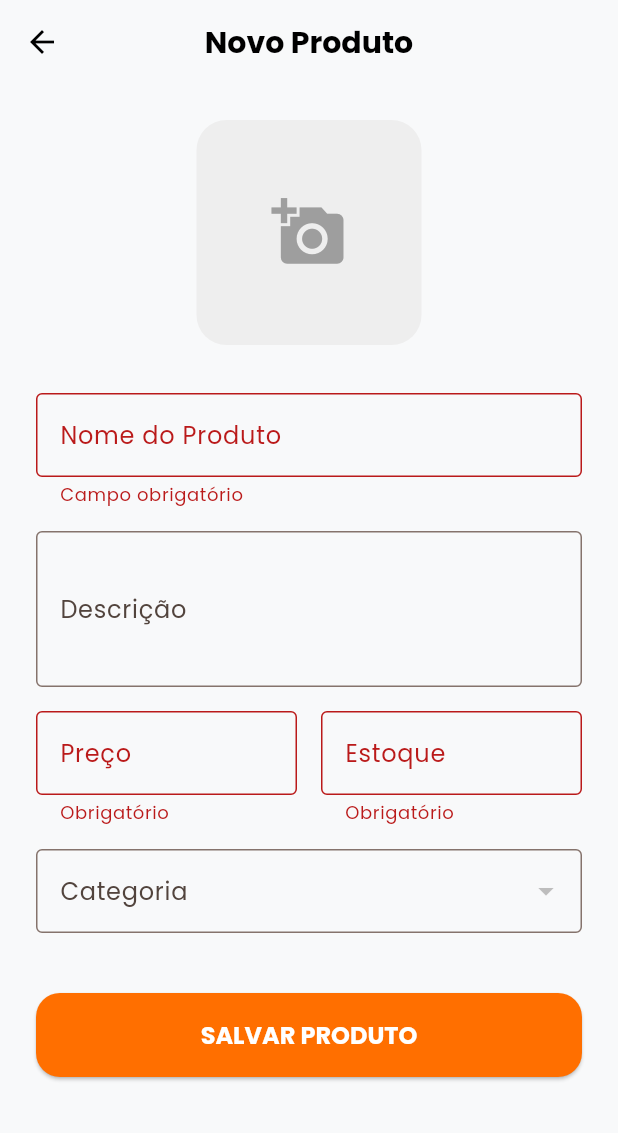
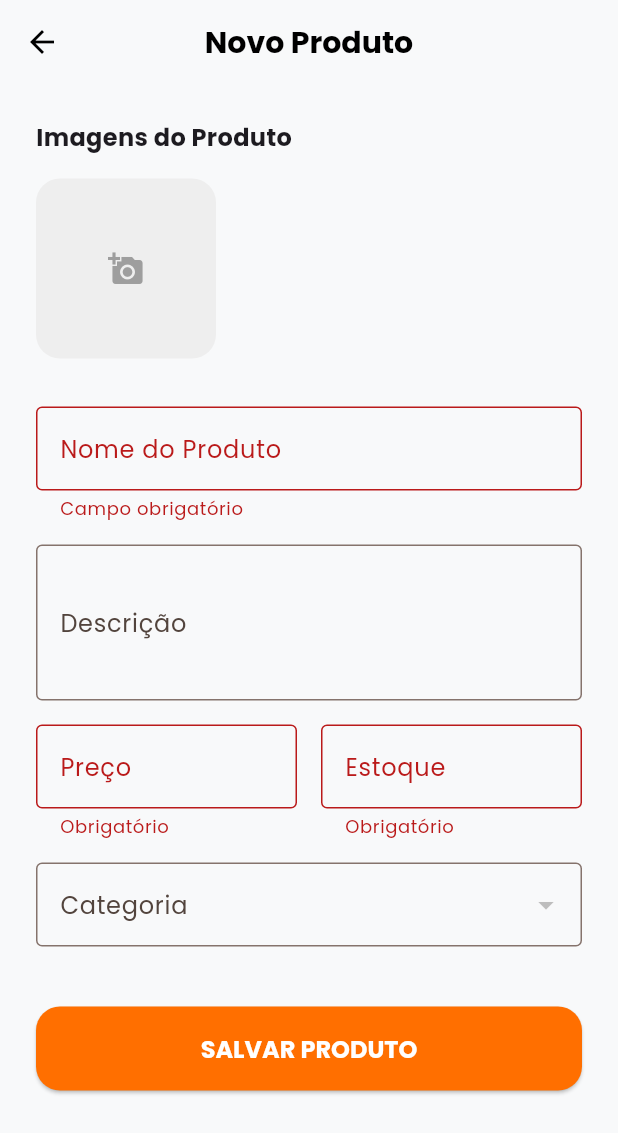
Before and after one commit to deivid22srk/CompraF-cil, a Flutter app: the ProductFormScreen screen opened directly, after a tap on "SALVAR PRODUTO", on a phone screen of 412 x 824 dp. Shown: the top 1133 px of the screen. Run offline on Flutter 3.47's test engine with Material 3 defaults, Android fonts, the phone set to English and light mode, and no system bars; our stand-ins replace cached_network_image, dio, flutter_map, flutter_riverpod, geolocator, google_fonts and 5 more; accounts and stored records are empty; network calls fail.

Commit message:
feat: admin mode persistence, multiple images, maps, and offline support
- Added persistence for Admin Mode using SharedPreferences.
- Enhanced ProductFormScreen to handle multiple product images (multi-pick and upload).
- Added customer WhatsApp info and direct link to OrderDetailsScreen and OrdersScreen.
- Implemented DeliveryMapScreen with flutter_map, satellite layers, and real-time location.
- Added map tile caching (CachedTileProvider) and order data caching for offline access.
- Added dependencies: flutter_map, latlong2, dio, and path_provider.
- Fixed various lints and improved UI consistency.

Co-authored-by: deivid22srk <222269677+deivid22srk@users.noreply.github.com>

```diff
--- a/comprafacil_flutter/lib/screens/admin/admin_home_screen.dart
+++ b/comprafacil_flutter/lib/screens/admin/admin_home_screen.dart
@@ -31,7 +31,7 @@ class _AdminHomeScreenState extends ConsumerState<AdminHomeScreen> {
         actions: [
           IconButton(
             icon: const Icon(Icons.exit_to_app),
-            onPressed: () => ref.read(isAdminModeProvider.notifier).state = false,
+            onPressed: () => ref.read(isAdminModeProvider.notifier).toggle(false),
             tooltip: 'Sair do Modo ADM',
           ),
         ],
--- a/comprafacil_flutter/lib/screens/admin/admin_settings_screen.dart
+++ b/comprafacil_flutter/lib/screens/admin/admin_settings_screen.dart
@@ -104,7 +104,7 @@ class _AdminSettingsScreenState extends ConsumerState<AdminSettingsScreen> {
               const SizedBox(height: 20),
               Center(
                 child: TextButton.icon(
-                  onPressed: () => ref.read(isAdminModeProvider.notifier).state = false,
+                  onPressed: () => ref.read(isAdminModeProvider.notifier).toggle(false),
                   icon: const Icon(Icons.exit_to_app),
                   label: const Text('Sair do Modo Admin'),
                 ),
--- a/comprafacil_flutter/lib/screens/admin/product_form_screen.dart
+++ b/comprafacil_flutter/lib/screens/admin/product_form_screen.dart
@@ -21,7 +21,8 @@ class _ProductFormScreenState extends ConsumerState<ProductFormScreen> {
   late TextEditingController _priceController;
   late TextEditingController _stockController;
   String? _selectedCategoryId;
-  File? _imageFile;
+  List<File> _newImageFiles = [];
+  List<String> _existingImageUrls = [];
   bool _isLoading = false;
 
   @override
@@ -32,13 +33,17 @@ class _ProductFormScreenState extends ConsumerState<ProductFormScreen> {
     _priceController = TextEditingController(text: widget.product?.price.toString());
     _stockController = TextEditingController(text: widget.product?.stockQuantity.toString());
     _selectedCategoryId = widget.product?.categoryId;
+
+    if (widget.product?.images != null) {
+      _existingImageUrls = widget.product!.images!.map((i) => i.imageUrl).toList();
+    }
   }
 
   Future<void> _pickImage() async {
     final picker = ImagePicker();
-    final pickedFile = await picker.pickImage(source: ImageSource.gallery);
-    if (pickedFile != null) {
-      setState(() => _imageFile = File(pickedFile.path));
+    final pickedFiles = await picker.pickMultiImage();
+    if (pickedFiles.isNotEmpty) {
+      setState(() => _newImageFiles.addAll(pickedFiles.map((p) => File(p.path))));
     }
   }
 
@@ -48,13 +53,18 @@ class _ProductFormScreenState extends ConsumerState<ProductFormScreen> {
     setState(() => _isLoading = true);
     try {
       final db = ref.read(databaseServiceProvider);
-      String? imageUrl = widget.product?.imageUrl;
 
-      if (_imageFile != null) {
-        final bytes = await _imageFile!.readAsBytes();
-        final fileName = '${DateTime.now().millisecondsSinceEpoch}.jpg';
-        imageUrl = await db.uploadProductImage(bytes, fileName);
+      // Upload new images
+      final uploadedUrls = <String>[];
+      for (var file in _newImageFiles) {
+        final bytes = await file.readAsBytes();
+        final fileName = '${DateTime.now().millisecondsSinceEpoch}_${_newImageFiles.indexOf(file)}.jpg';
+        final url = await db.uploadProductImage(bytes, fileName);
+        uploadedUrls.add(url);
       }
+
+      final allImageUrls = [..._existingImageUrls, ...uploadedUrls];
+      final mainImageUrl = allImageUrls.isNotEmpty ? allImageUrls.first : null;
 
       final productData = {
         if (widget.product?.id != null) 'id': widget.product!.id,
@@ -63,10 +73,10 @@ class _ProductFormScreenState extends ConsumerState<ProductFormScreen> {
         'price': double.parse(_priceController.text),
         'stock_quantity': int.parse(_stockController.text),
         'category_id': _selectedCategoryId,
-        'image_url': imageUrl,
+        'image_url': mainImageUrl,
       };
 
-      await db.saveProduct(productData);
+      await db.saveProduct(productData, additionalImages: allImageUrls);
       ref.refresh(productsProvider);
       if (mounted) Navigator.pop(context);
     } catch (e) {
@@ -76,6 +86,30 @@ class _ProductFormScreenState extends ConsumerState<ProductFormScreen> {
     } finally {
       setState(() => _isLoading = false);
     }
+  }
+
+  Widget _buildImageItem(Widget child, {required VoidCallback onDelete}) {
+    return Container(
+      width: 120,
+      margin: const EdgeInsets.only(right: 12),
+      child: Stack(
+        children: [
+          ClipRRect(borderRadius: BorderRadius.circular(16), child: SizedBox(width: 120, height: 120, child: child)),
+          Positioned(
+            top: 4,
+            right: 4,
+            child: GestureDetector(
+              onTap: onDelete,
+              child: CircleAvatar(
+                radius: 12,
+                backgroundColor: Colors.black.withOpacity(0.5),
+                child: const Icon(Icons.close, size: 16, color: Colors.white),
+              ),
+            ),
+          ),
+        ],
+      ),
+    );
   }
 
   @override
@@ -93,22 +127,34 @@ class _ProductFormScreenState extends ConsumerState<ProductFormScreen> {
               child: Column(
                 crossAxisAlignment: CrossAxisAlignment.start,
                 children: [
-                  Center(
-                    child: GestureDetector(
-                      onTap: _pickImage,
-                      child: Container(
-                        width: 150,
-                        height: 150,
-                        decoration: BoxDecoration(
-                          color: Colors.grey[200],
-                          borderRadius: BorderRadius.circular(20),
+                  const Text('Imagens do Produto', style: TextStyle(fontWeight: FontWeight.bold, fontSize: 16)),
+                  const SizedBox(height: 16),
+                  SizedBox(
+                    height: 120,
+                    child: ListView(
+                      scrollDirection: Axis.horizontal,
+                      children: [
+                        GestureDetector(
+                          onTap: _pickImage,
+                          child: Container(
+                            width: 120,
+                            decoration: BoxDecoration(
+                              color: Colors.grey[200],
+                              borderRadius: BorderRadius.circular(16),
+                            ),
+                            child: const Icon(Icons.add_a_photo, color: Colors.grey),
+                          ),
                         ),
-                        child: _imageFile != null
-                          ? ClipRRect(borderRadius: BorderRadius.circular(20), child: Image.file(_imageFile!, fit: BoxFit.cover))
-                          : (widget.product?.imageUrl != null
-                            ? ClipRRect(borderRadius: BorderRadius.circular(20), child: Image.network(widget.product!.imageUrl!, fit: BoxFit.cover))
-                            : const Icon(Icons.add_a_photo, size: 50, color: Colors.grey)),
-                      ),
+                        const SizedBox(width: 12),
+                        ..._newImageFiles.map((file) => _buildImageItem(
+                          Image.file(file, fit: BoxFit.cover),
+                          onDelete: () => setState(() => _newImageFiles.remove(file)),
+                        )),
+                        ..._existingImageUrls.map((url) => _buildImageItem(
+                          Image.network(url, fit: BoxFit.cover),
+                          onDelete: () => setState(() => _existingImageUrls.remove(url)),
+                        )),
+                      ],
                     ),
                   ),
                   const SizedBox(height: 32),
--- a/comprafacil_flutter/lib/screens/profile/profile_screen.dart
+++ b/comprafacil_flutter/lib/screens/profile/profile_screen.dart
@@ -119,7 +119,7 @@ class ProfileScreen extends ConsumerWidget {
                         title: const Text('Alterar para o modo ADM'),
                         trailing: const Icon(Icons.chevron_right),
                         onTap: () {
-                          ref.read(isAdminModeProvider.notifier).state = true;
+                          ref.read(isAdminModeProvider.notifier).toggle(true);
                           ScaffoldMessenger.of(context).showSnackBar(
                             const SnackBar(content: Text('Modo Administrador Ativado')),
                           );
--- a/comprafacil_flutter/pubspec.yaml
+++ b/comprafacil_flutter/pubspec.yaml
@@ -22,6 +22,11 @@ dependencies:
   url_launcher: ^6.2.5
   image_picker: ^1.1.2
   photo_view: ^0.15.0
+  flutter_map: ^7.0.2
+  latlong2: ^0.9.1
+  http: ^1.2.1
+  path_provider: ^2.1.3
+  dio: ^5.4.3+1
 
 dev_dependencies:
   flutter_test:
```
Also changed, not shown: comprafacil_flutter/lib/providers/admin_provider.dart (+21 -1 lines), comprafacil_flutter/lib/providers/order_provider.dart (+67 -4 lines), comprafacil_flutter/lib/screens/admin/delivery_map_screen.dart (added, +199 -0 lines), comprafacil_flutter/lib/screens/orders/order_details_screen.dart (+38 -0 lines), comprafacil_flutter/lib/screens/orders/orders_screen.dart (+7 -0 lines), comprafacil_flutter/lib/services/database_service.dart (+16 -5 lines), comprafacil_flutter/lib/utils/cached_tile_provider.dart (added, +70 -0 lines), comprafacil_flutter/pubspec.lock.
